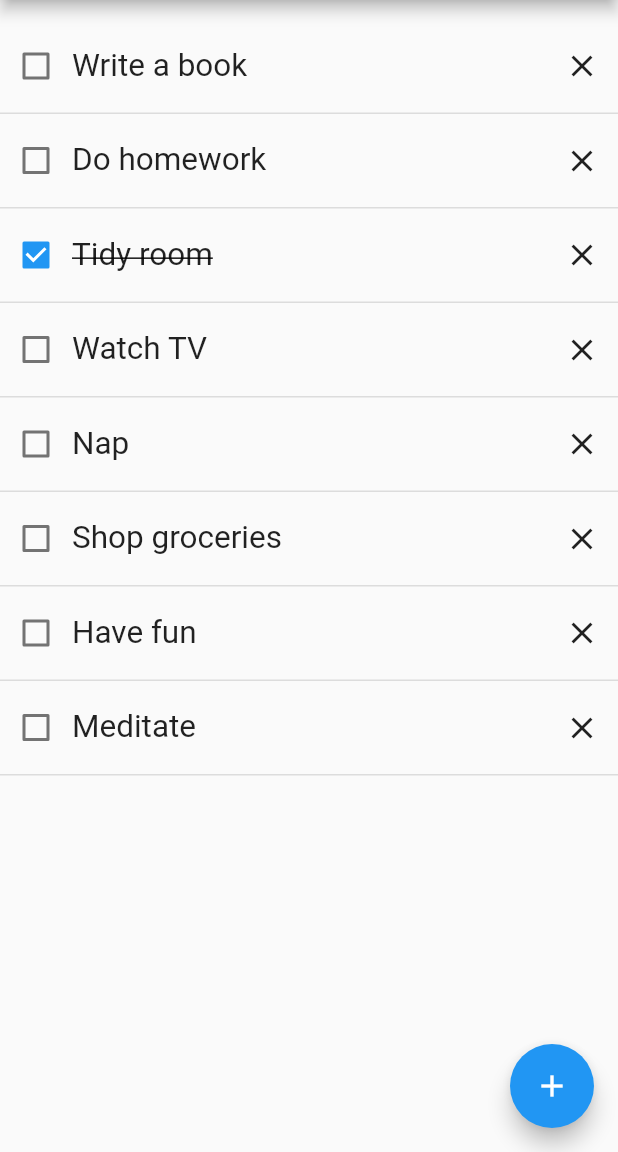
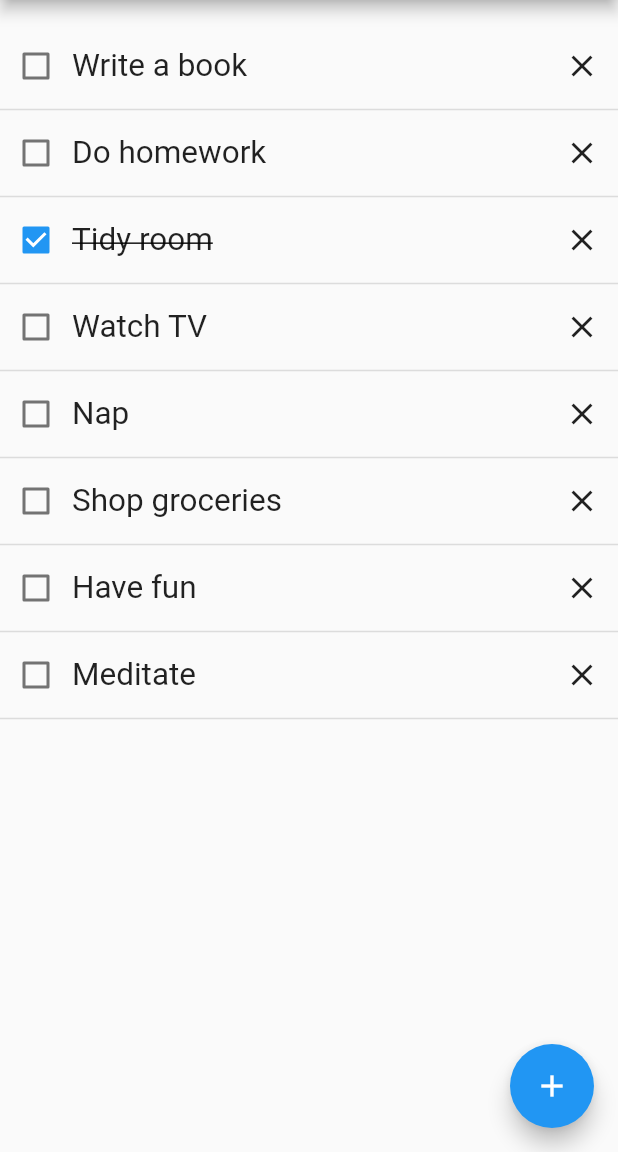
Before and after one commit to gu-tig169-ht21/gusgardpa, a Flutter app: the screen it shows after launch, on a phone screen of 412 x 824 dp, the part 84-1236 px from its top. Run offline on Flutter 3.47's test engine with Material 2 defaults, Android fonts, the phone set to English and light mode, and no system bars.

Commit message:
Improvement on removed branch for floating button.

```diff
--- a/lib/main.dart
+++ b/lib/main.dart
@@ -33,12 +33,7 @@ class _MyHomePageState extends State<MyHomePage> {
   Widget build(BuildContext context) {
     return Scaffold(
       appBar: AppBar(centerTitle: true, title: Text(widget.title), actions: [
-        IconButton(
-            icon: const Icon(Icons.more_vert),
-            onPressed: () {
-              Navigator.push(context,
-                  MaterialPageRoute(builder: (context) => SecondView()));
-            })
+        IconButton(icon: const Icon(Icons.more_vert), onPressed: () {})
       ]),
       body: Center(
         child: Column(
@@ -64,8 +59,12 @@ class _MyHomePageState extends State<MyHomePage> {
           ],
         ),
       ),
-      floatingActionButton:
-          FloatingActionButton(child: const Icon(Icons.add), onPressed: () {}),
+      floatingActionButton: FloatingActionButton(
+          child: const Icon(Icons.add),
+          onPressed: () {
+            Navigator.push(
+                context, MaterialPageRoute(builder: (context) => SecondView()));
+          }),
     );
   }
 
@@ -101,13 +100,11 @@ class _MyHomePageState extends State<MyHomePage> {
 
   Widget _divide() {
     return const Divider(
-      height: 15,
+      height: 10,
       thickness: 1,
     );
   }
 }
-
-/* **************************  SECOND VIEW ********************* */
 
 class SecondView extends StatelessWidget {
   @override
```
